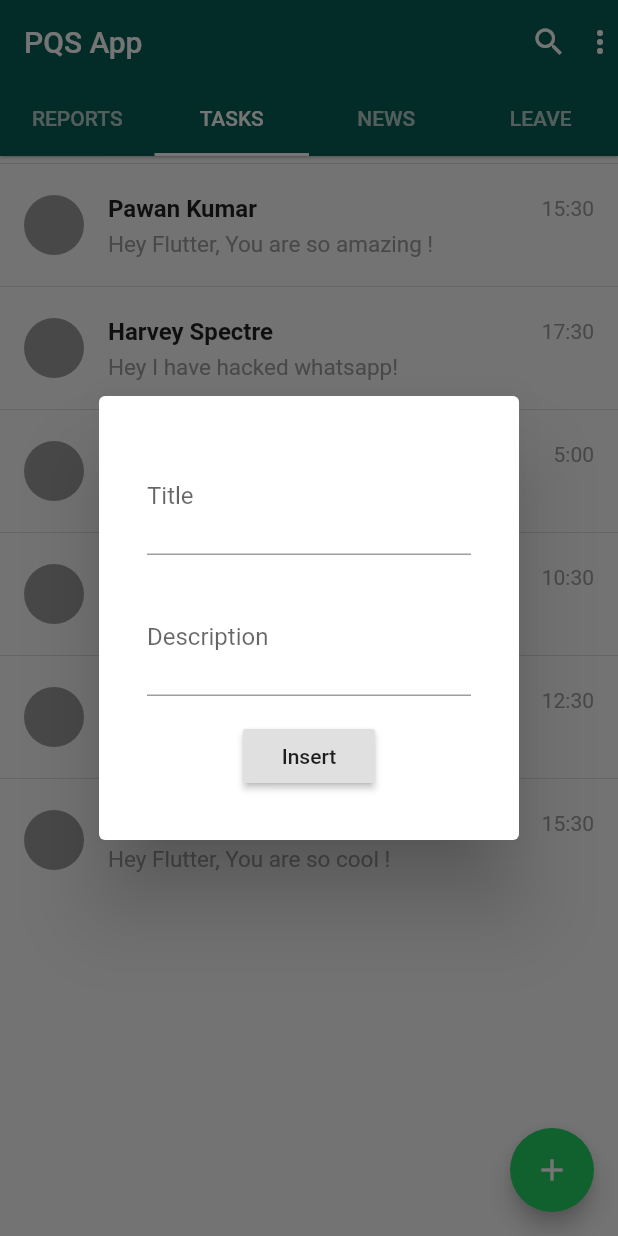
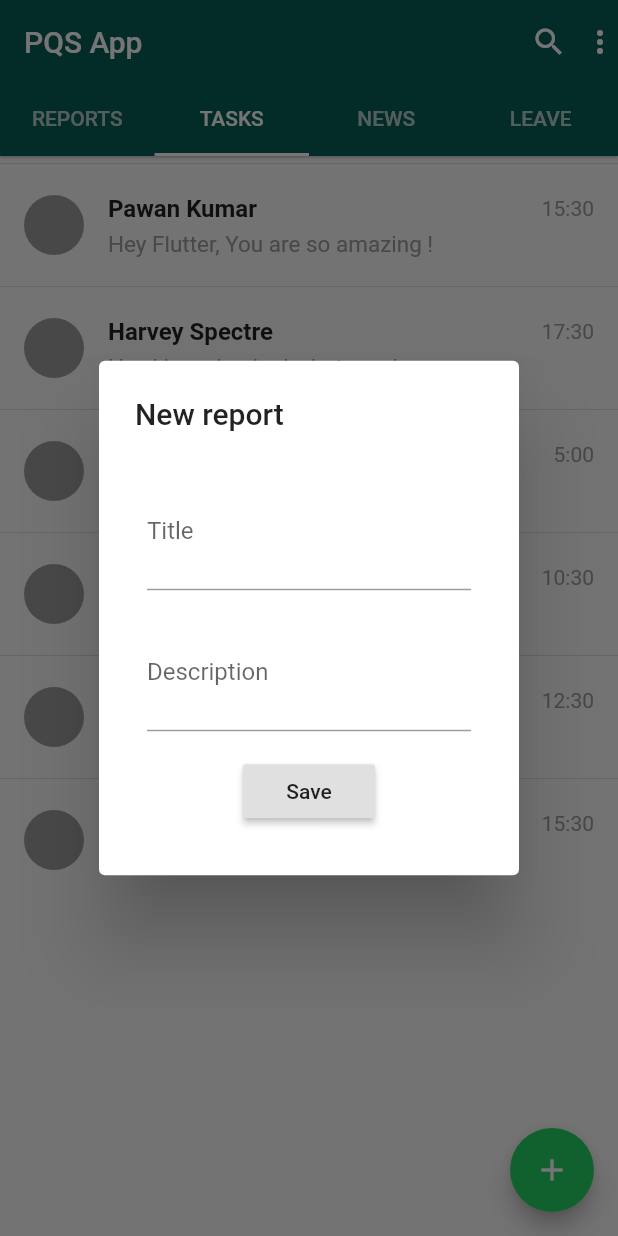
Before and after one commit to toanthan/pqsapp, a Flutter app: the screen it shows after launch, tab 2 chosen, after a tap on the "add" icon, on a phone screen of 412 x 824 dp. Run offline on Flutter 3.47's test engine with Material 2 defaults, Android fonts, the phone set to English and light mode, and no system bars; our stand-ins replace camera, story_view; network calls fail.

Commit message:
Add form

```diff
--- a/lib/models/report_model.dart
+++ b/lib/models/report_model.dart
@@ -5,11 +5,12 @@ import 'dart:convert';
 
 class ReportModel {
   String title;
+  String shortDesc;
   String description;
   String createdAt;
   String avatarUrl;
 
-  ReportModel({this.title, this.description, this.createdAt, this.avatarUrl});
+  ReportModel({this.title, this.shortDesc, this.description, this.createdAt, this.avatarUrl});
 
   static List<ReportModel> toList(String jsonString) {
     final Iterable<dynamic> data = jsonDecode(jsonString);
@@ -17,6 +18,7 @@ class ReportModel {
         .map<ReportModel>((dynamic item) => ReportModel()
           ..title = item['title']
           ..description = item['description']
+          ..shortDesc = item['shortDesc']
           ..createdAt = item['createdAt']
           ..avatarUrl =
               "http://www.usanetwork.com/sites/usanetwork/files/styles/629x720/public/suits_cast_harvey.jpg?itok=fpTOeeBb")
@@ -28,6 +30,7 @@ class ReportModel {
     return ReportModel()
       ..title = data['title']
       ..description = data['description']
+      ..shortDesc = data['shortDesc']
       ..createdAt = data['createdAt']
       ..avatarUrl =
           "http://www.usanetwork.com/sites/usanetwork/files/styles/629x720/public/suits_cast_harvey.jpg?itok=fpTOeeBb";
--- a/lib/pages/report_screen.dart
+++ b/lib/pages/report_screen.dart
@@ -53,7 +53,7 @@ class ReportScreenState extends State<ReportScreen> {
                 subtitle: new Container(
                   padding: const EdgeInsets.only(top: 5.0),
                   child: new Text(
-                    reportSnap.data[index].description,
+                    reportSnap.data[index].shortDesc,
                     style: new TextStyle(color: Colors.grey, fontSize: 15.0),
                   ),
                 ),
--- a/lib/pqsapp_home.dart
+++ b/lib/pqsapp_home.dart
@@ -95,6 +95,7 @@ class _PQSAppState extends State<PQSApp> with SingleTickerProviderStateMixin {
           context: context,
           builder: (BuildContext context) {
             return AlertDialog(
+              title: Text("New report"),
               content: Form(
                 key: _formKey,
                 child: Column(
@@ -133,7 +134,7 @@ class _PQSAppState extends State<PQSApp> with SingleTickerProviderStateMixin {
                     Padding(
                       padding: const EdgeInsets.all(8.0),
                       child: RaisedButton(
-                        child: Text("Insert"),
+                        child: Text("Save"),
                         onPressed: () async {
                           if (_formKey.currentState.validate()) {
                             _formKey.currentState.save();
```
